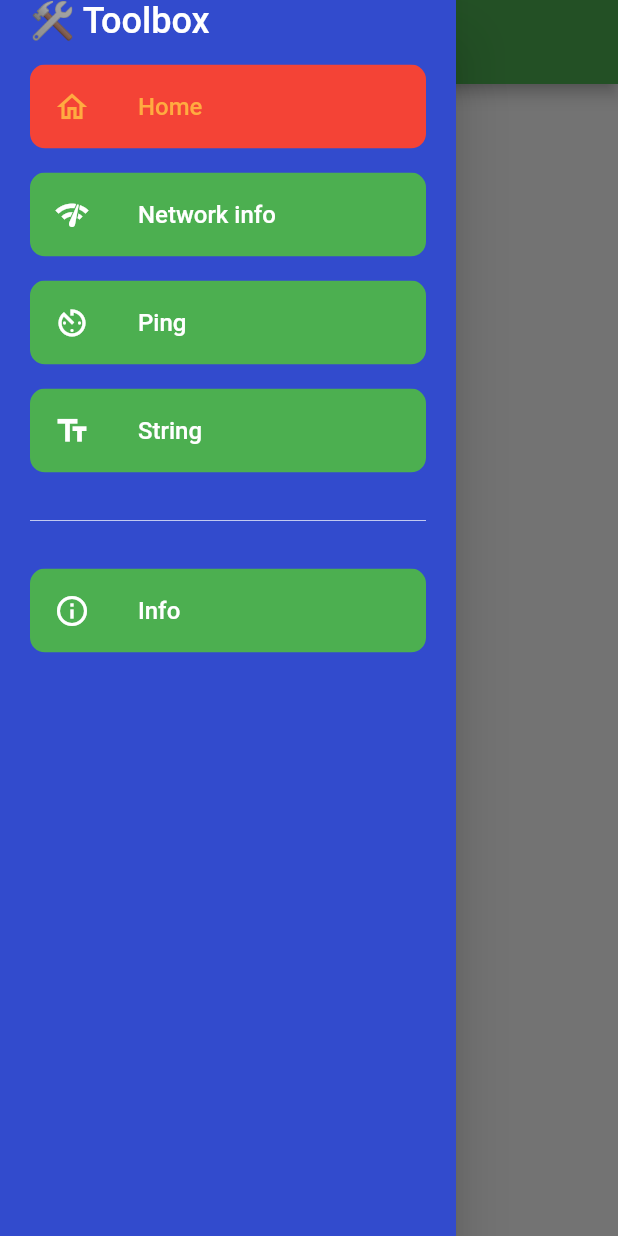
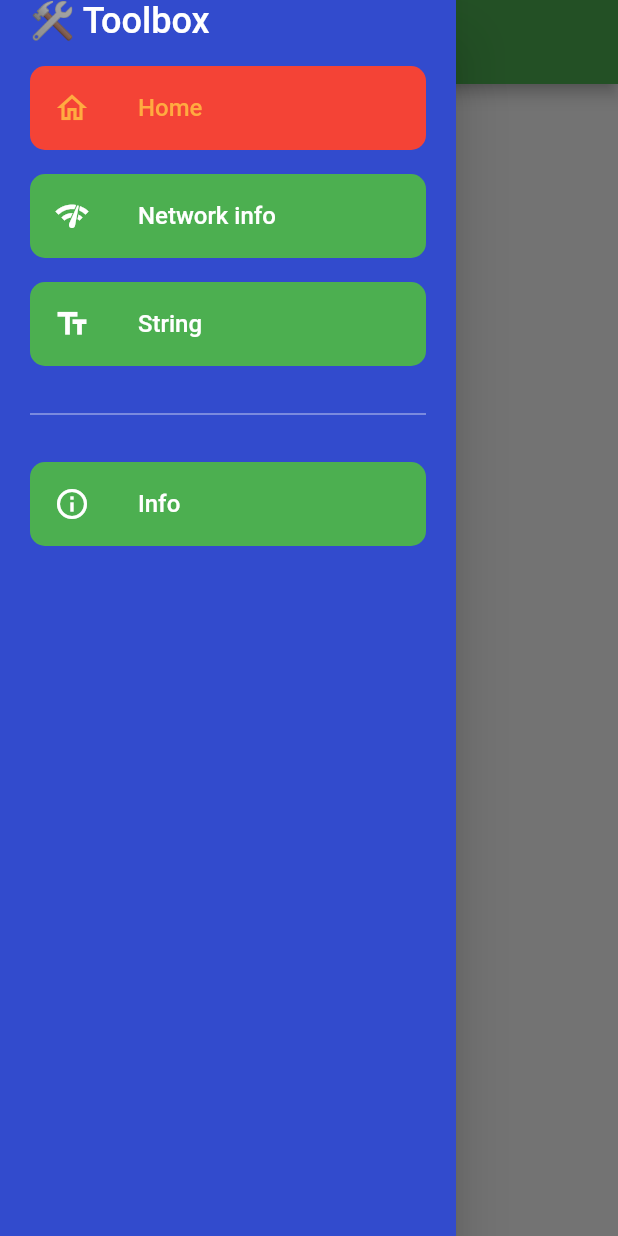
Before and after one commit to simusr2/toolbox, a Flutter app: the PingPage screen opened directly, with the side drawer open, on a phone screen of 412 x 824 dp. Run offline on Flutter 3.47's test engine with Material 2 defaults, Android fonts, the phone set to English and light mode, and no system bars; our stand-ins replace connectivity_plus, device_info_plus.

Commit message:
Removed ping page from navigation drawer

```diff
--- a/lib/widget/navigation_drawer_widget.dart
+++ b/lib/widget/navigation_drawer_widget.dart
@@ -46,13 +46,6 @@ class NavigationDrawerWidget extends StatelessWidget {
                   const SizedBox(height: itemSeparatorSizedBoxHeight),
                   buildMenuItem(
                     context,
-                    navigationItem: NavigationItem.ping,
-                    text: 'Ping',
-                    icon: Icons.av_timer_sharp,
-                  ),
-                  const SizedBox(height: itemSeparatorSizedBoxHeight),
-                  buildMenuItem(
-                    context,
                     navigationItem: NavigationItem.string,
                     text: 'String',
                     icon: Icons.text_fields,
@@ -79,7 +72,7 @@ class NavigationDrawerWidget extends StatelessWidget {
     return InkWell(
       onTap: onClicked,
       child: Container(
-          padding: paddding.add(const EdgeInsets.only(bottom: 15.0)),
+          padding: paddding.add(const EdgeInsets.only(bottom: 16.0)),
           child: Text(name,
               style: const TextStyle(
                   color: Colors.white,
```
